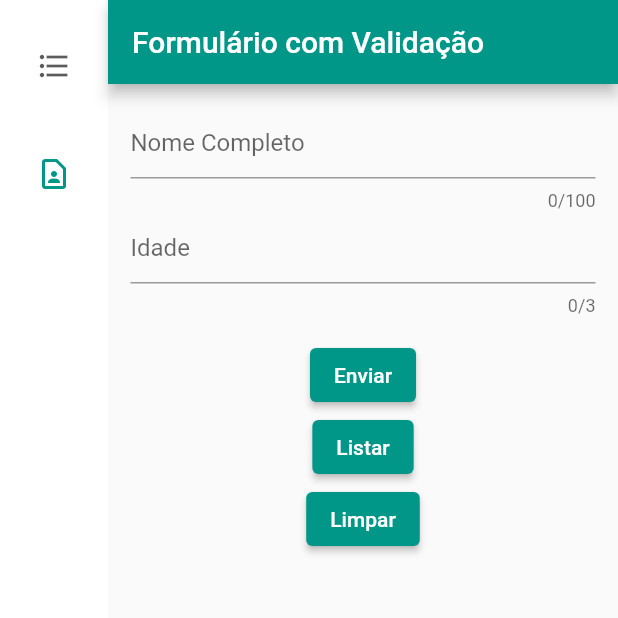
After one commit to Rafael81314547/cadastro_sqflite, a Flutter app: the screen it shows after launch, after a tap on "Cadastro de contato", on a phone screen of 412 x 824 dp, the top half of it. The commit adds this screen. Run offline on Flutter 3.47's test engine with Material 2 defaults, Android fonts, the phone set to English and light mode, and no system bars; our stand-ins replace flutter_mobx, mobx, sqflite; accounts and stored records are empty; generated files the repository leaves out were written again.

Commit message:
formulario

```diff
--- /dev/null
+++ b/lib/contato/contato.dart
@@ -0,0 +1,29 @@
+import 'dart:convert';
+
+class Contato{
+
+  dynamic id;
+  String? nome;
+  dynamic idade;
+
+  Contato({this.id, this.nome, this.idade});
+
+Contato fromSqlite(Map<String, dynamic> row) {
+    return Contato(
+      id: row['_id'] ?? '',
+      nome: row['nome'],
+      idade: row['idade'],
+      //atributo: row['atributo'] ?? '',
+    );
+  }
+
+  Map<String, dynamic> toSqlite() {
+    Map<String, dynamic> row;
+    return row = {
+      '_id': id,
+      'nome': nome,
+      'idade': idade
+    };
+  }
+
+}
--- /dev/null
+++ b/lib/contato/database_helper.dart
@@ -0,0 +1,79 @@
+import 'dart:io';
+import 'package:path/path.dart';
+import 'package:sqflite/sqflite.dart';
+import 'package:path_provider/path_provider.dart';
+
+
+class DatabaseHelper {
+  static final _databaseName = "ExemploDB.db";
+  static final _databaseVersion = 1;
+  static final table = 'contato';
+  static final columnId = '_id';
+  static final columnNome = 'nome';
+  static final columnIdade = 'idade';
+
+  // torna esta classe singleton
+  DatabaseHelper._privateConstructor();
+  static final DatabaseHelper instance = DatabaseHelper._privateConstructor();
+
+  // tem somente uma referência ao banco de dados
+  static Database? _database;
+
+Future<Database> get database async =>
+      _database ??= await _initDatabase();
+
+
+  // abre o banco de dados e o cria se ele não existir
+  _initDatabase() async {
+    Directory documentsDirectory = await getApplicationDocumentsDirectory();
+    String path = join(documentsDirectory.path, _databaseName);
+    return await openDatabase(path,
+        version: _databaseVersion,
+        onCreate: _onCreate);
+  }
+  // Código SQL para criar o banco de dados e a tabela
+  Future _onCreate(Database db, int version) async {
+    await db.execute('''
+          CREATE TABLE $table (
+            $columnId INTEGER PRIMARY KEY,
+            $columnNome TEXT NOT NULL,
+            $columnIdade INTEGER NOT NULL
+          )
+          ''');
+  }
+  // métodos Helper
+  //----------------------------------------------------
+  // Insere uma linha no banco de dados onde cada chave
+  // no Map é um nome de coluna e o valor é o valor da coluna.
+  // O valor de retorno é o id da linha inserida.
+  Future<int> insert(Map<String, dynamic> row) async {
+    Database db = await instance.database;
+    return await db.insert(table, row);
+  }
+  // Todas as linhas são retornadas como uma lista de mapas, onde cada mapa é
+  // uma lista de valores-chave de colunas.
+  Future<List<Map<String, dynamic>>> queryAllRows() async {
+    Database db = await instance.database;
+    return await db.query(table);
+  }
+  // Todos os métodos : inserir, consultar, atualizar e excluir,
+  // também podem ser feitos usando  comandos SQL brutos.
+  // Esse método usa uma consulta bruta para fornecer a contagem de linhas.
+  Future<int?> queryRowCount() async {
+    Database db = await instance.database;
+    return Sqflite.firstIntValue(await db.rawQuery('SELECT COUNT(*) FROM $table'));
+  }
+  // Assumimos aqui que a coluna id no mapa está definida. Os outros
+  // valores das colunas serão usados para atualizar a linha.
+  Future<int> update(Map<String, dynamic> row) async {
+    Database db = await instance.database;
+    int id = row[columnId];
+    return await db.update(table, row, where: '$columnId = ?', whereArgs: [id]);
+  }
+  // Exclui a linha especificada pelo id. O número de linhas afetadas é
+  // retornada. Isso deve ser igual a 1, contanto que a linha exista.
+  Future<int> delete(int id) async {
+    Database db = await instance.database;
+    return await db.delete(table, where: '$columnId = ?', whereArgs: [id]);
+  }
+}
--- /dev/null
+++ b/lib/contato_formulario.dart
@@ -0,0 +1,178 @@
+import 'package:flutter_application_1/contato/contato.dart';
+import 'package:flutter_application_1/contato/database_helper.dart';
+import 'package:flutter_application_1/contato_formulario_back.dart';
+import 'package:flutter_application_1/contato_lista.dart';
+import 'package:flutter/material.dart';
+
+class ContatoFormulario extends StatelessWidget {
+  GlobalKey<FormState> _key = GlobalKey();
+  bool _validate = false;
+  late String nome, email, idade;
+  final dbHelperSqlite = DatabaseHelper.instance;
+  Contato? contato;
+  var selectedIndex = 0;
+
+
+
+  @override
+  Widget build(BuildContext context) {
+    var _back = ContatoFormularioBack(context);
+
+    return MaterialApp(
+      theme: ThemeData(
+        primarySwatch: Colors.teal,
+      ),
+      home: Scaffold(
+        appBar: AppBar(
+          title: Text('Formulário com Validação'),
+        ),
+        body: SingleChildScrollView(
+          child: Container(
+            margin: EdgeInsets.all(15.0),
+            child: Form(
+              key: _key,
+              autovalidateMode: AutovalidateMode.onUserInteraction,
+              child: _formUI(context, _back),
+            ),
+          ),
+        ),
+      ),
+    );
+  }
+
+  Widget _formUI(BuildContext context, ContatoFormularioBack _back) {
+    var _controller = TextEditingController();
+    var _controller2 = TextEditingController();
+
+    if(ModalRoute.of(context)!.settings.arguments != null){
+      contato = ModalRoute.of(context)!.settings.arguments as Contato;
+    }
+
+    if(contato == null){
+      print('contato nulo');
+    }else{
+      _controller.text = _back.contato.nome!;
+      _controller2.text = _back.contato.idade!.toString();
+    }
+
+    return Column(
+      children: <Widget>[
+        TextFormField(
+          controller: _controller,
+          decoration: InputDecoration(
+            hintText: 'Nome Completo'),
+          maxLength: 100,
+          validator: _validarNome,
+          onSaved: (String? val) {
+            nome = val!;
+            //(newValue) => _back.contato.nome = newValue;
+          },
+        ),
+        TextFormField(
+            controller: _controller2,
+            decoration: InputDecoration(hintText: 'Idade'),
+            keyboardType: TextInputType.number,
+            maxLength: 3,
+            validator: _validarIdade,
+            onSaved: (String? val) {
+              idade = val!;
+              //(newValue) => _back.contato.idade = newValue;
+            }),
+
+
+        SizedBox(height: 15.0),
+        ElevatedButton(
+          onPressed:(){
+            _sendFormSqlite();
+            Navigator.of(context).pop();
+            Navigator.push(
+              context,
+              MaterialPageRoute(builder: (context) => MyContatoList()),
+            );
+          },
+          child: Text('Enviar'),
+        ),
+
+
+        ElevatedButton(
+          onPressed: (){
+            Navigator.of(context).pop();
+            Navigator.push(
+              context,
+              MaterialPageRoute(builder: (context) => MyContatoList()),
+            );
+          },
+          child: Text('Listar'),
+        ),
+        ElevatedButton(
+        onPressed: () {
+          _controller.clear();
+          _controller2.clear();
+        },
+        child: Text('Limpar'))
+      ],
+    );
+  }
+
+  String? _validarNome(String? value) {
+    String patttern = r'(^[a-zA-Z ]*$)';
+    RegExp regExp = RegExp(patttern);
+    if (value!.isEmpty) {
+      return "Informe o nome";
+    } else if (!regExp.hasMatch(value)) {
+      return "O nome deve conter caracteres de a-z ou A-Z";
+    }
+    return null;
+  }
+
+  String? _validarIdade(String? value) {
+    String patttern = r'(^[0-9]*$)';
+    RegExp regExp = RegExp(patttern);
+    if (value!.isEmpty) {
+      return "Informe a idade";
+    } else if(value.length != 2){
+      return "A idade deve ter até 2 dígitos";
+    }else if (!regExp.hasMatch(value)) {
+      return "A idade só deve conter números";
+    }
+    return null;
+  }
+
+
+  void _consultar() async {
+    final todasLinhas = await dbHelperSqlite.queryAllRows();
+    print('Consulta todas as linhas:');
+    todasLinhas.forEach((row) => print(row));
+  }
+
+  _sendFormSqlite() async{
+    if (_key.currentState!.validate()) {
+      // Sem erros na validação
+      _key.currentState!.save();
+      print("Nome $nome");
+      print("Idade $idade");
+
+      Map<String, dynamic> row = {
+        DatabaseHelper.columnNome : nome,
+        DatabaseHelper.columnIdade  : idade,
+      };
+
+      if(contato == null){
+        final id = await dbHelperSqlite.insert(row);
+        print('linha inserida id: $id');
+      } else {
+        Map<String, dynamic> row = {
+          DatabaseHelper.columnNome : nome,
+          DatabaseHelper.columnIdade  : idade,
+          DatabaseHelper.columnId: contato?.id,
+        };
+        final id2 = await dbHelperSqlite.update(row);
+        print('linha alterada id: $id2');
+      }
+
+    } else {
+      //  _validate = true;
+      print('erro de validação');
+    }
+  }
+}
--- /dev/null
+++ b/lib/contato_formulario_back.dart
@@ -0,0 +1,24 @@
+
+import 'package:flutter_application_1/contato/contato.dart';
+import 'package:flutter/material.dart';
+import 'package:mobx/mobx.dart';
+
+part 'contato_formulario_back.g.dart';
+
+class ContatoFormularioBack = _ContatoFormularioBack with _$ContatoFormularioBack;
+
+abstract class _ContatoFormularioBack with Store{
+
+  late Contato contato;
+
+  // diferenciar novo com alteração
+  _ContatoFormularioBack(BuildContext context){
+    var parameter = ModalRoute.of(context)?.settings.arguments;
+    if ((parameter == null)) {
+      contato = Contato();
+    } else {
+      contato = parameter as Contato;
+    }
+  }
+
+}
--- /dev/null
+++ b/lib/contato_lista.dart
@@ -0,0 +1,211 @@
+import 'package:flutter_application_1/contato/contato.dart';
+import 'package:flutter_application_1/contato/database_helper.dart';
+import 'package:flutter_application_1/contato_formulario.dart';
+import 'package:flutter_application_1/contato_lista_back.dart';
+import 'package:flutter_application_1/my_app.dart';
+import 'package:flutter/material.dart';
+import 'package:flutter_mobx/flutter_mobx.dart';
+import 'dart:core';
+
+class ContatoList extends StatelessWidget {
+
+  final dbHelperSqlite = DatabaseHelper.instance;
+
+  final _back = ContatoListBack();
+  var listaContato;
+
+
+  Future<List<Contato>> _buscar() async {
+    final todasLinhas = await dbHelperSqlite.queryAllRows();
+    print('Consulta todas as linhas _buscar():');
+    todasLinhas.forEach((row) => print(row));
+
+
+    List<Contato> listaContato = List.generate(
+      todasLinhas.length, (i){
+        var linha = todasLinhas[i];
+        print(i);
+        return Contato(
+          id : linha['_id'],
+          nome: linha['nome'],
+          idade: linha['idade']
+        );
+      }
+    );
+
+    return listaContato;
+  }
+
+
+
+
+  Widget iconEditButton(Function onPressed) {
+    return IconButton(
+        icon: Icon(Icons.edit), color: Colors.orange, onPressed: onPressed());
+  }
+
+  Widget iconRemoveButton(BuildContext context, Function remove) {
+    return IconButton(
+        icon: Icon(Icons.delete),
+        color: Colors.red,
+        onPressed: () {
+            showDialog(
+                context: context,
+                builder: (context) => AlertDialog(
+                      title: Text('Excluir'),
+                      content:
+                        Text('Confirma a Exclusão?'),
+                      actions: [
+                        ElevatedButton(
+                          child: Text('Não'),
+                          onPressed: () {
+                            Navigator.of(context).pop();
+                          },
+                        ),
+                        ElevatedButton(
+                          child: Text('Sim'),
+                          onPressed: remove(),
+                        ),
+                      ],
+                    ));
+            //});
+        });
+  }
+
+
+  @override
+  Widget build(BuildContext context) {
+    return Scaffold(
+        appBar: AppBar(
+          title: Text('Lista de Contatos'),
+          actions: [
+            IconButton(
+                icon: Icon(Icons.add),
+                onPressed: () {
+                  _back.goToForm(context);
+                })
+          ],
+        ),
+        body: Observer(builder: (context) {
+          return FutureBuilder(
+              future:
+              _buscar(),
+              builder: (context, futuro) {
+                print(futuro.hasData);
+                print(futuro.hasError);
+                print(futuro.error);
+                print(futuro.hashCode);
+                if (!futuro.hasData) {
+                  return CircularProgressIndicator();
+                } else {
+                  listaContato = futuro.data;
+
+                  //Adicionar aqui a lista de contatos
+                  return ListView.builder(
+                      itemCount: listaContato?.length,
+                      itemBuilder: (context, i) {
+                        var Contato = listaContato![i];
+                        return ListTile(
+                          title: Text(Contato.nome!),
+                           onTap: (){
+                            _back.goToDetails(context, Contato);
+                          },
+                          subtitle: Text(Contato.idade.toString()),
+                          trailing: Container(
+                            width: 100,
+                            child: Row(
+                              children: [
+                                IconButton(
+                                  icon: Icon(Icons.edit),
+                                  color: Colors.orange,
+                                  onPressed:   (){
+                                    WidgetsBinding.instance.addPostFrameCallback((_){
+                                      _back.goToForm(context, Contato);
+                                    });
+                                  }),
+                                iconRemoveButton(context,(){
+                                    _back.remove(Contato.id);
+                                    WidgetsBinding.instance.addPostFrameCallback((_){
+                                      Navigator.of(context).setState(() {
+                                        _buscar();
+                                        Navigator.of(context).pop();
+                                        Navigator.of(context).pop();
+                                        Navigator.of(context).pushNamed(MyApp.CONTATO_LIST);
+                                      });
+                                    });
+                                  }
+                                )
+                              ],
+                            ),
+                          ),
+                        );
+                      });
+                }
+              });
+        }));
+  }
+}
+
+
+class MyContatoList extends StatefulWidget {
+  @override
+  State<MyContatoList> createState() => _MyContatoListState();
+}
+
+class _MyContatoListState extends State<MyContatoList> {
+  var selectedIndex = 0;
+
+  @override
+  Widget build(BuildContext context) {
+    Widget page;
+    switch (selectedIndex) {
+      case 0:
+        page = ContatoList();
+        break;
+      case 1:
+        page = ContatoFormulario();
+        break;
+      default:
+        throw UnimplementedError('no widget for $selectedIndex');
+    }
+
+
+    return LayoutBuilder(
+      builder: (context, constraints) {
+        return Scaffold(
+          body: Row(
+            children: [
+              SafeArea(
+                child: NavigationRail(
+                  extended: constraints.maxWidth >= 600,
+                  destinations: [
+                    NavigationRailDestination(
+                      icon: Icon(Icons.format_list_bulleted),
+                      label: Text('Lista'),
+                    ),
+                    NavigationRailDestination(
+                      icon: Icon(Icons.contact_page_outlined),
+                      label: Text('Cadastro de contato'),
+                    ),
+                  ],
+                  selectedIndex: selectedIndex,
+                  onDestinationSelected: (value) {
+                        setState(() {
+                          selectedIndex = value;
+                        });
+                  },
+                ),
+              ),
+              Expanded(
+                child: Container(
+                  color: Theme.of(context).colorScheme.primaryContainer,
+                  child: page,
+                ),
+              ),
+            ],
+          ),
+        );
+      }
+    );
+  }
+}
--- /dev/null
+++ b/lib/contato_lista_back.dart
@@ -0,0 +1,66 @@
+import 'package:flutter_application_1/contato/contato.dart';
+import 'package:flutter_application_1/contato/database_helper.dart';
+import 'package:flutter_application_1/my_app.dart';
+import 'package:flutter/cupertino.dart';
+import 'package:mobx/mobx.dart';
+
+
+part'contato_lista_back.g.dart';
+
+class ContatoListBack = _ContatoListBack with _$ContatoListBack;
+
+abstract class _ContatoListBack with Store{
+  final dbHelperSqlite = DatabaseHelper.instance;
+
+  //lista de contatos
+  @observable
+  Future<List<Contato>>? list;
+
+  //método para atualizar a lista de contatos
+  @action
+  refreshList([dynamic value]) async{
+    final todasLinhas = await dbHelperSqlite.queryAllRows();
+    print('Consulta todas as linhas _refreshList():');
+    todasLinhas.forEach((row) => print(row));
+
+    List<Contato> list = List.generate(
+      todasLinhas.length, (i){
+        var linha = todasLinhas[i];
+        print(i);
+        return Contato(
+          id : linha['_id'],
+          nome: linha['nome'],
+          idade: linha['idade']
+        );
+      }
+    );
+
+  }
+
+  _ContatoListBack(){
+    print('passou no construtor e chamou o refresh');
+    refreshList();
+  }
+
+  //método para chamar o form salvar/alterar
+  goToForm(BuildContext context, [Contato? contato]){
+    print('passou no goToForm');
+    WidgetsBinding.instance.addPostFrameCallback((_){
+      //Navigator.of(context).pushNamed(MyApp.CONTATO_FORM, arguments: contato).then(refreshList);
+    Navigator.of(context).pushNamed(MyApp.CONTATO_FORM, arguments: contato);
+    var teste;
+    teste = contato?.nome;
+    print('nome do usuario $teste');
+    });
+  }
+
+  goToDetails(BuildContext context, Contato contato){
+    //Navigator.of(context).pushNamed(MyApp.CONTATO_DETAILS, arguments: contato);
+  }
+
+  //excluir
+  remove(dynamic id){
+    dbHelperSqlite.delete(id);
+    refreshList();
+  }
+}
--- /dev/null
+++ b/lib/menu.dart
@@ -0,0 +1,67 @@
+import 'package:flutter_application_1/contato_formulario.dart';
+import 'package:flutter_application_1/contato_lista.dart';
+import 'package:flutter/material.dart';
+import 'dart:core';
+
+class Menu extends StatefulWidget {
+  @override
+  State<Menu> createState() => _MenuState();
+}
+
+class _MenuState extends State<Menu> {
+  var selectedIndex = 0;
+
+  @override
+  Widget build(BuildContext context) {
+    Widget page;
+    switch (selectedIndex) {
+      case 0:
+        page = ContatoList();
+        break;
+      case 1:
+        page = ContatoFormulario();
+        break;
+      default:
+        throw UnimplementedError('no widget for $selectedIndex');
+    }
+
+
+    return LayoutBuilder(
+      builder: (context, constraints) {
+        return Scaffold(
+          body: Row(
+            children: [
+              SafeArea(
+                child: NavigationRail(
+                  extended: constraints.maxWidth >= 600,
+                  destinations: [
+                    NavigationRailDestination(
+                      icon: Icon(Icons.format_list_bulleted),
+                      label: Text('Lista'),
+                    ),
+                    NavigationRailDestination(
+                      icon: Icon(Icons.contact_page_outlined),
+                      label: Text('Cadastro de contato'),
+                    ),
+                  ],
+                  selectedIndex: selectedIndex,
+                  onDestinationSelected: (value) {
+                        setState(() {
+                          selectedIndex = value;
+                        });
+                  },
+                ),
+              ),
+              Expanded(
+                child: Container(
+                  color: Theme.of(context).colorScheme.primaryContainer,
+                  child: page,
+                ),
+              ),
+            ],
+          ),
+        );
+      }
+    );
+  }
+}
--- /dev/null
+++ b/lib/my_app.dart
@@ -0,0 +1,32 @@
+
+import 'package:flutter_application_1/contato_formulario.dart';
+import 'package:flutter_application_1/contato_lista.dart';
+import 'package:flutter_application_1/menu.dart';
+import 'package:flutter/material.dart';
+
+
+
+class MyApp extends StatelessWidget {
+  // This widget is the root of your application.
+  static const HOME = '/';
+  static const CONTATO_FORM = 'contato-form';
+  static const CONTATO_LIST = 'contato-list';
+  static const LOGIN = 'login';
+
+  @override
+  Widget build(BuildContext context) {
+    return MaterialApp(
+      title: 'Contato ',
+      debugShowCheckedModeBanner: false,
+      theme: ThemeData(
+        primarySwatch: Colors.teal,
+      ),
+      routes: {
+        HOME:  (context) => Menu(),
+        CONTATO_FORM: (context) => ContatoFormulario(),
+        CONTATO_LIST: (context) => MyContatoList(),
+      },
+    );
+  }
+
+}
```
Also changed, not shown: lib/main.dart (+26 -29 lines), pubspec.yaml (+7 -0 lines), lib/contato_formulario_back.g.dart (added), lib/contato_lista_back.g.dart (added), pubspec.lock, 5 other files.
